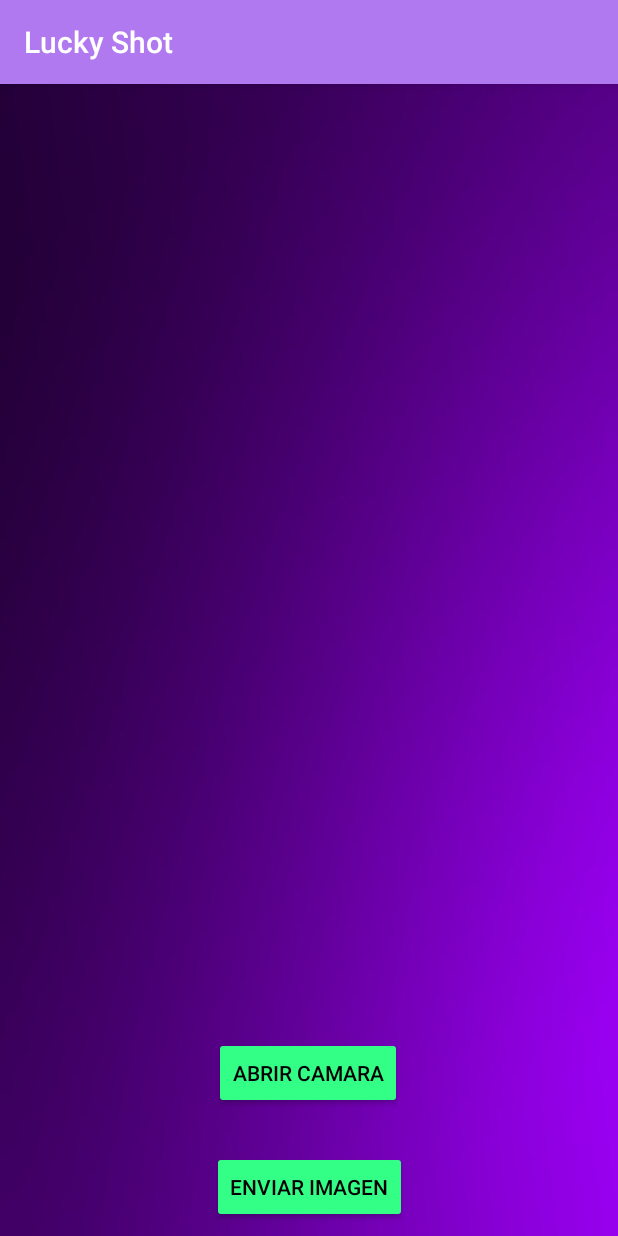
After one commit to duraan08/DAS_GAME, an Android app: the CamaraActivity screen opened directly, with no data from a screen before it, on a phone screen of 412 x 824 dp. The commit adds this screen. Run offline under Robolectric (Android 15) with nearby library versions, the phone set to English and light mode, and no system bars.

Commit message:
- (Update 2ª Entrega) : Añadido la capacidad de sacar fotos.

```diff
--- a/app/src/main/AndroidManifest.xml
+++ b/app/src/main/AndroidManifest.xml
@@ -3,6 +3,8 @@
     xmlns:tools="http://schemas.android.com/tools">
 
     <uses-permission android:name="android.permission.POST_NOTIFICATIONS" />
+    <uses-feature android:name="android.hardware.camera" android:required="true"></uses-feature>
+
     <application
         android:allowBackup="true"
         android:dataExtractionRules="@xml/data_extraction_rules"
@@ -13,6 +15,9 @@
         android:supportsRtl="true"
         android:theme="@style/TemaLuckyShot"
         tools:targetApi="31">
+        <activity
+            android:name=".CamaraActivity"
+            android:exported="false" />
         <activity
             android:name=".DobleNadaActivity"
             android:exported="false" />
--- /dev/null
+++ b/app/src/main/java/com/example/juego_das/CamaraActivity.java
@@ -0,0 +1,67 @@
+package com.example.juego_das;
+
+import androidx.annotation.NonNull;
+import androidx.appcompat.app.AppCompatActivity;
+
+import android.content.Intent;
+import android.graphics.Bitmap;
+import android.os.Bundle;
+import android.provider.MediaStore;
+import android.view.View;
+import android.widget.Button;
+import android.widget.ImageView;
+import android.widget.Toast;
+
+public class CamaraActivity extends AppCompatActivity {
+    //Codigo extraido de --> https://youtu.be/kebuipmQliE; Autor --> Códigos de Programación
+    Button btnCamara;
+    ImageView img;
+    Bundle extras;
+    Bitmap imagenBitmap;
+
+    @Override
+    protected void onCreate(Bundle savedInstanceState) {
+        super.onCreate(savedInstanceState);
+        setContentView(R.layout.activity_camara);
+        btnCamara = findViewById(R.id.btnCamara);
+        img = findViewById(R.id.imagenCamara);
+
+        if (savedInstanceState != null){
+            extras = savedInstanceState.getBundle("Imagen");
+            imagenBitmap = (Bitmap) extras.get("data");
+            img.setImageBitmap(imagenBitmap);
+        }
+    }
+
+    public void utilizarCamara(View view){
+        abrirCamara();
+    }
+
+    //Iniciamos la app de la camara para sacar fotos
+    private void abrirCamara(){
+        Intent i = new Intent(MediaStore.ACTION_IMAGE_CAPTURE);
+        if (i.resolveActivity(getPackageManager()) != null){
+            startActivityForResult(i, 1);
+        }
+    }
+
+    protected void onActivityResult(int requestCode, int resultCode, Intent data){
+        super.onActivityResult(requestCode, resultCode, data);
+        if (requestCode == 1 && resultCode == RESULT_OK){
+            extras = data.getExtras();
+            //Mapeamos la imagen para poder colocarla en el ImageView
+            imagenBitmap = (Bitmap) extras.get("data");
+            img.setImageBitmap(imagenBitmap);
+        }
+    }
+
+    public void enviarImagen(View view){
+        Toast.makeText(CamaraActivity.this, "Se enviaría la imagen al servidor", Toast.LENGTH_LONG).show();
+    }
+
+    @Override
+    protected void onSaveInstanceState(@NonNull Bundle outState) {
+        super.onSaveInstanceState(outState);
+        outState.putBundle("Imagen", extras);
+    }
+}
--- /dev/null
+++ b/app/src/main/res/layout-land/activity_camara.xml
@@ -0,0 +1,54 @@
+<?xml version="1.0" encoding="utf-8"?>
+<androidx.constraintlayout.widget.ConstraintLayout xmlns:android="http://schemas.android.com/apk/res/android"
+    xmlns:app="http://schemas.android.com/apk/res-auto"
+    xmlns:tools="http://schemas.android.com/tools"
+    android:layout_width="match_parent"
+    android:background="@drawable/background"
+    android:layout_height="match_parent">
+
+    <ImageView
+        android:id="@+id/imagenCamara"
+        android:layout_width="380dp"
+        android:layout_height="333dp"
+        app:layout_constraintBottom_toBottomOf="parent"
+        app:layout_constraintEnd_toEndOf="parent"
+        app:layout_constraintHorizontal_bias="0.052"
+        app:layout_constraintStart_toStartOf="parent"
+        app:layout_constraintTop_toTopOf="parent" />
+
+    <Button
+        android:id="@+id/btnCamara"
+        android:layout_width="180dp"
+        android:layout_height="47dp"
+        android:layout_marginStart="100dp"
+        android:layout_marginTop="97dp"
+        android:layout_marginEnd="113dp"
+        android:layout_marginBottom="30dp"
+        android:backgroundTint="#33FF86"
+        android:onClick="utilizarCamara"
+        android:text="@string/btnCamara"
+        android:textColor="@color/black"
+        app:layout_constraintBottom_toTopOf="@+id/btnEnviarImg"
+        app:layout_constraintEnd_toEndOf="parent"
+        app:layout_constraintStart_toEndOf="@+id/imagenCamara"
+        app:layout_constraintTop_toTopOf="parent" />
+
+    <Button
+        android:id="@+id/btnEnviarImg"
+        android:layout_width="182dp"
+        android:layout_height="48dp"
+        android:layout_marginStart="100dp"
+        android:layout_marginTop="20dp"
+        android:layout_marginEnd="115dp"
+        android:layout_marginBottom="102dp"
+        android:backgroundTint="#33FF86"
+        android:onClick="enviarImagen"
+        android:text="@string/btnEnviarImg"
+        android:textColor="@color/black"
+        app:layout_constraintBottom_toBottomOf="parent"
+        app:layout_constraintEnd_toEndOf="parent"
+        app:layout_constraintHorizontal_bias="0.464"
+        app:layout_constraintStart_toEndOf="@+id/imagenCamara"
+        app:layout_constraintTop_toBottomOf="@+id/btnCamara"
+        app:layout_constraintVertical_bias="0.0" />
+</androidx.constraintlayout.widget.ConstraintLayout>
--- /dev/null
+++ b/app/src/main/res/layout/activity_camara.xml
@@ -0,0 +1,50 @@
+<?xml version="1.0" encoding="utf-8"?>
+<androidx.constraintlayout.widget.ConstraintLayout xmlns:android="http://schemas.android.com/apk/res/android"
+    xmlns:app="http://schemas.android.com/apk/res-auto"
+    xmlns:tools="http://schemas.android.com/tools"
+    android:layout_width="match_parent"
+    android:layout_height="match_parent"
+    android:background="@drawable/background"
+    tools:context=".CamaraActivity">
+
+    <Button
+        android:id="@+id/btnCamara"
+        android:layout_width="wrap_content"
+        android:layout_height="wrap_content"
+        android:layout_marginTop="11dp"
+        android:layout_marginBottom="14dp"
+        android:backgroundTint="#33FF86"
+        android:onClick="utilizarCamara"
+        android:text="@string/btnCamara"
+        android:textColor="@color/black"
+        app:layout_constraintBottom_toTopOf="@+id/btnEnviarImg"
+        app:layout_constraintEnd_toEndOf="parent"
+        app:layout_constraintHorizontal_bias="0.498"
+        app:layout_constraintStart_toStartOf="parent"
+        app:layout_constraintTop_toBottomOf="@+id/imagenCamara" />
+
+    <ImageView
+        android:id="@+id/imagenCamara"
+        android:layout_width="406dp"
+        android:layout_height="463dp"
+        android:layout_marginBottom="137dp"
+        app:layout_constraintBottom_toBottomOf="parent"
+        app:layout_constraintEnd_toEndOf="parent"
+        app:layout_constraintHorizontal_bias="0.333"
+        app:layout_constraintStart_toStartOf="parent" />
+
+    <Button
+        android:id="@+id/btnEnviarImg"
+        android:layout_width="wrap_content"
+        android:layout_height="wrap_content"
+        android:layout_marginTop="14dp"
+        android:layout_marginBottom="16dp"
+        android:backgroundTint="#33FF86"
+        android:onClick="enviarImagen"
+        android:text="@string/btnEnviarImg"
+        android:textColor="@color/black"
+        app:layout_constraintBottom_toBottomOf="parent"
+        app:layout_constraintEnd_toEndOf="parent"
+        app:layout_constraintStart_toStartOf="parent"
+        app:layout_constraintTop_toBottomOf="@+id/btnCamara" />
+</androidx.constraintlayout.widget.ConstraintLayout>
--- a/app/src/main/res/values/strings.xml
+++ b/app/src/main/res/values/strings.xml
@@ -19,4 +19,6 @@
     <string name="register_button">REGISTRARME</string>
     <string name="add_button">AÑADIR</string>
     <string name="nom_particicpante">Añade los participantes</string>
+    <string name="btnCamara">Abrir Camara</string>
+    <string name="btnEnviarImg">Enviar Imagen</string>
 </resources>
```
Also changed, not shown: 1 other file.
